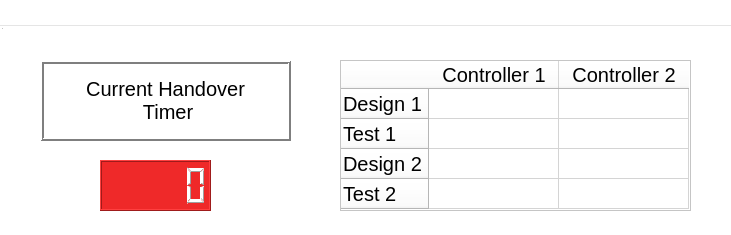
alapkshirsagar/handovers_kinova_gen3, file stl_experiment_ui/user_interface/timer.ui: the form before one commit.
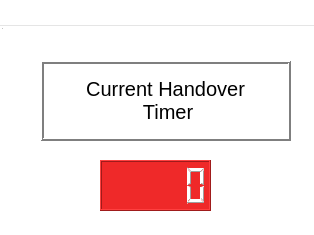
The form after the commit.

Patch:
```diff
--- a/stl_experiment_ui/user_interface/timer.ui
+++ b/stl_experiment_ui/user_interface/timer.ui
@@ -6,7 +6,7 @@
    <rect>
     <x>0</x>
     <y>0</y>
-    <width>731</width>
+    <width>314</width>
     <height>235</height>
    </rect>
   </property>
@@ -938,15 +938,15 @@
   <widget class="QLabel" name="label_2">
    <property name="geometry">
     <rect>
-     <x>46</x>
+     <x>6</x>
      <y>30</y>
-     <width>641</width>
+     <width>301</width>
      <height>20</height>
     </rect>
    </property>
    <property name="font">
     <font>
-     <pointsize>15</pointsize>
+     <pointsize>13</pointsize>
     </font>
    </property>
    <property name="styleSheet">
```
